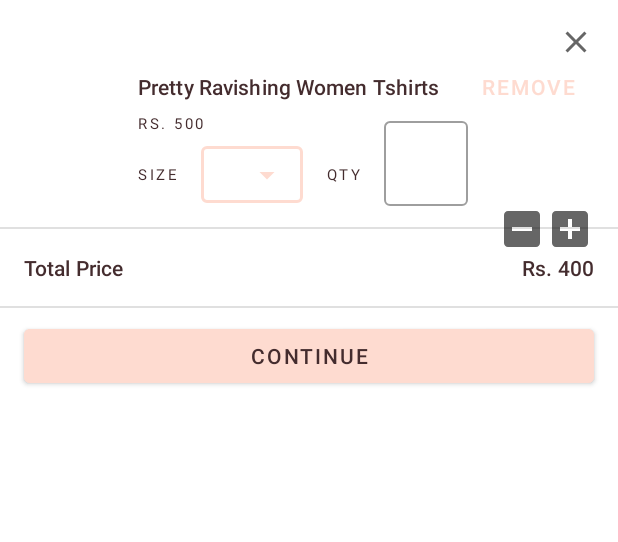
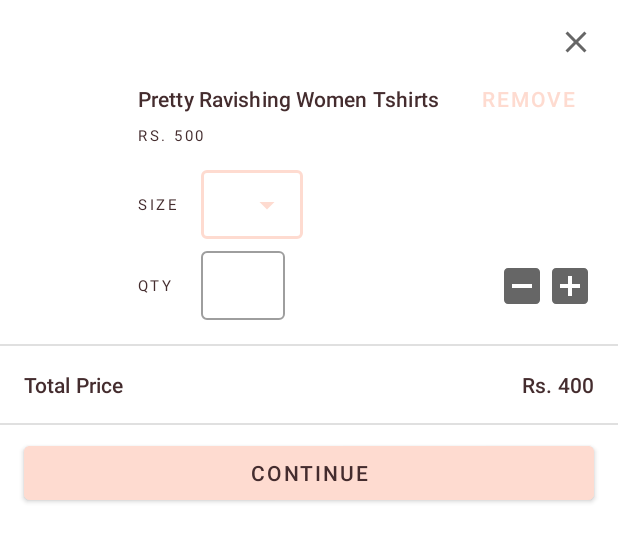
Before and after one commit to zaidyahya/NewApp, an Android app: the layout dialog_bottom_modify_product.xml on its own in the app's theme, with its tools: preview values and no code run, on a phone screen of 412 x 824 dp. Shown: the top 542 px of the screen. Run offline under Robolectric (Android 15) with nearby library versions, the phone set to English and light mode, and no system bars.

Commit message:
Modify Dialogs fixed. [2]

```diff
--- a/app/src/main/res/layout/dialog_bottom_modify_product.xml
+++ b/app/src/main/res/layout/dialog_bottom_modify_product.xml
@@ -1,7 +1,6 @@
 <?xml version="1.0" encoding="utf-8"?>
 <androidx.constraintlayout.widget.ConstraintLayout xmlns:android="http://schemas.android.com/apk/res/android"
     xmlns:app="http://schemas.android.com/apk/res-auto"
-    xmlns:tools="http://schemas.android.com/tools"
     android:layout_width="match_parent"
     android:layout_height="wrap_content">
 
@@ -38,7 +37,7 @@
     <View
         android:id="@+id/dbmp_margin_horizontal_0"
         android:layout_width="0dp"
-        android:layout_height="@dimen/margin_small"
+        android:layout_height="@dimen/margin_medium"
         app:layout_constraintEnd_toEndOf="@id/guideline_right"
         app:layout_constraintStart_toStartOf="@id/guideline_left"
         app:layout_constraintTop_toBottomOf="@id/button_close"
@@ -68,118 +67,109 @@
         android:id="@+id/button_remove"
         android:layout_width="wrap_content"
         android:layout_height="wrap_content"
-        app:layout_constraintTop_toBottomOf="@id/dbmp_margin_horizontal_0"
+        app:layout_constraintTop_toTopOf="@id/text_view_name"
         app:layout_constraintEnd_toEndOf="@id/guideline_right"
         app:layout_constraintStart_toEndOf="@id/text_view_name"
-        app:layout_constraintBottom_toTopOf="@id/dbmp_margin_horizontal_1"
+        app:layout_constraintBottom_toBottomOf="@id/text_view_name"
         style="?attr/borderlessButtonStyle"
         android:minHeight="0dp"
         android:text="Remove" />
+
+    <TextView
+        android:id="@+id/text_view_price"
+        android:layout_width="wrap_content"
+        android:layout_height="wrap_content"
+        app:layout_constraintTop_toBottomOf="@id/text_view_name"
+        app:layout_constraintStart_toEndOf="@id/image_view_product"
+        android:paddingTop="@dimen/margin_small"
+        android:paddingStart="@dimen/margin_medium"
+        android:paddingBottom="@dimen/margin_medium"
+        android:text="Rs. 500"
+        android:textAppearance="?attr/textAppearanceOverline" />
+
+    <TextView
+        android:id="@+id/text_view_size"
+        android:layout_width="wrap_content"
+        android:layout_height="wrap_content"
+        app:layout_constraintTop_toBottomOf="@id/text_view_price"
+        app:layout_constraintStart_toEndOf="@id/image_view_product"
+        android:paddingTop="@dimen/margin_medium"
+        android:paddingStart="@dimen/margin_medium"
+        android:paddingEnd="@dimen/margin_medium"
+        android:paddingBottom="@dimen/margin_medium"
+        android:text="Size"
+        android:textAppearance="?attr/textAppearanceOverline" />
+
+    <com.google.android.material.textfield.TextInputLayout
+        android:id="@+id/text_input_layout_size"
+        android:layout_width="wrap_content"
+        android:layout_height="0dp"
+        app:layout_constraintTop_toTopOf="@id/text_view_size"
+        app:layout_constraintStart_toEndOf="@id/text_view_size"
+        app:layout_constraintBottom_toBottomOf="@id/text_view_size"
+        style="@style/Widget.MaterialComponents.TextInputLayout.OutlinedBox.Dense.ExposedDropdownMenu"
+        app:hintEnabled="false" >
+
+        <AutoCompleteTextView
+            android:layout_width="match_parent"
+            android:layout_height="match_parent"
+            android:textAppearance="?attr/textAppearanceCaption"
+            android:inputType="none" />
+
+    </com.google.android.material.textfield.TextInputLayout>
 
     <View
         android:id="@+id/dbmp_margin_horizontal_1"
         android:layout_width="0dp"
         android:layout_height="@dimen/margin_small"
         app:layout_constraintEnd_toEndOf="@id/guideline_right"
-        app:layout_constraintStart_toEndOf="@id/image_view_product"
-        app:layout_constraintTop_toBottomOf="@id/text_view_name"
+        app:layout_constraintStart_toStartOf="@id/guideline_left"
+        app:layout_constraintTop_toBottomOf="@id/text_view_size"
         android:background="@color/transparent_divider" />
-
-    <TextView
-        android:id="@+id/text_view_price"
-        android:layout_width="wrap_content"
-        android:layout_height="wrap_content"
-        app:layout_constraintTop_toBottomOf="@id/dbmp_margin_horizontal_1"
-        app:layout_constraintStart_toEndOf="@id/image_view_product"
-        android:paddingStart="@dimen/margin_medium"
-        android:text="Rs. 500"
-        android:textAppearance="?attr/textAppearanceOverline" />
-
-    <View
-        android:id="@+id/dbmp_margin_horizontal_2"
-        android:layout_width="0dp"
-        android:layout_height="@dimen/margin_small"
-        app:layout_constraintEnd_toEndOf="@id/guideline_right"
-        app:layout_constraintStart_toEndOf="@id/image_view_product"
-        app:layout_constraintTop_toBottomOf="@id/text_view_price"
-        android:background="@color/transparent_divider" />
-
-    <TextView
-        android:id="@+id/text_view_size"
-        android:layout_width="wrap_content"
-        android:layout_height="wrap_content"
-        app:layout_constraintTop_toBottomOf="@id/dbmp_margin_horizontal_2"
-        app:layout_constraintStart_toEndOf="@id/image_view_product"
-        app:layout_constraintBottom_toBottomOf="@id/text_input_layout_size"
-        android:paddingStart="@dimen/margin_medium"
-        android:paddingEnd="@dimen/margin_medium"
-        android:text="Size"
-        android:textAppearance="?attr/textAppearanceOverline" />
-
-    <com.google.android.material.textfield.TextInputLayout
-        android:id="@+id/text_input_layout_size"
-        android:layout_width="wrap_content"
-        android:layout_height="wrap_content"
-        app:layout_constraintTop_toBottomOf="@id/dbmp_margin_horizontal_2"
-        app:layout_constraintStart_toEndOf="@id/text_view_size"
-        style="@style/Widget.MaterialComponents.TextInputLayout.OutlinedBox.Dense.ExposedDropdownMenu"
-        app:hintEnabled="false" >
-
-        <AutoCompleteTextView
-            android:layout_width="wrap_content"
-            android:textAppearance="?attr/textAppearanceCaption"
-            android:layout_height="38dp"
-            android:inputType="none"/>
-
-    </com.google.android.material.textfield.TextInputLayout>
 
     <TextView
         android:id="@+id/text_view_quantity"
         android:layout_width="wrap_content"
         android:layout_height="wrap_content"
-        app:layout_constraintTop_toBottomOf="@id/dbmp_margin_horizontal_2"
-        app:layout_constraintStart_toEndOf="@id/text_input_layout_size"
-        app:layout_constraintBottom_toBottomOf="@id/text_input_layout_size"
+        app:layout_constraintTop_toBottomOf="@id/dbmp_margin_horizontal_1"
+        app:layout_constraintStart_toEndOf="@id/image_view_product"
+        android:paddingTop="@dimen/margin_medium"
         android:paddingStart="@dimen/margin_medium"
         android:paddingEnd="@dimen/margin_medium"
+        android:paddingBottom="@dimen/margin_medium"
         android:text="Qty"
         android:textAppearance="?attr/textAppearanceOverline" />
 
     <com.google.android.material.textfield.TextInputLayout
         android:id="@+id/text_input_layout_quantity"
-        android:layout_width="wrap_content"
-        android:layout_height="wrap_content"
+        android:layout_width="0dp"
+        android:layout_height="0dp"
+        app:layout_constraintStart_toEndOf="@id/text_view_size"
         app:layout_constraintTop_toTopOf="@id/text_view_quantity"
-        app:layout_constraintStart_toEndOf="@id/text_view_quantity"
         app:layout_constraintBottom_toBottomOf="@id/text_view_quantity"
+        app:layout_constraintEnd_toStartOf="@id/button_subtract"
         style="@style/Widget.MaterialComponents.TextInputLayout.OutlinedBox"
-        app:errorEnabled="true">
+        app:hintEnabled="false" >
 
         <com.google.android.material.textfield.TextInputEditText
             android:id="@+id/text_input_layout_quantity_value"
             android:layout_width="wrap_content"
-            android:layout_height="wrap_content"
+            android:layout_height="match_parent"
             android:gravity="center"
             android:clickable="false"
             android:focusable="false"
+            android:textAppearance="?attr/textAppearanceCaption"
             android:inputType="number" />
 
     </com.google.android.material.textfield.TextInputLayout>
-
-<!--    <TextView-->
-<!--        android:layout_width="wrap_content"-->
-<!--        android:layout_height="wrap_content"-->
-<!--        app:layout_constraintStart_toEndOf="@id/text_view_quantity"-->
-<!--        app:layout_constraintBaseline_toBaselineOf="@id/text_view_quantity"-->
-<!--        android:text="3"-->
-<!--        android:textAppearance="?attr/textAppearanceOverline" />-->
 
     <ImageButton
         android:id="@+id/button_subtract"
         android:layout_width="wrap_content"
         android:layout_height="wrap_content"
         app:layout_constraintEnd_toStartOf="@id/button_add"
-        app:layout_constraintBottom_toTopOf="@id/text_view_total_price_value"
+        app:layout_constraintTop_toBottomOf="@id/dbmp_margin_horizontal_1"
+        app:layout_constraintBottom_toTopOf="@id/dbmp_margin_horizontal_2"
         android:background="?attr/selectableItemBackground"
         app:srcCompat="@drawable/ic_baseline_indeterminate_check_box_32" />
 
@@ -188,17 +178,18 @@
         android:layout_width="wrap_content"
         android:layout_height="wrap_content"
         app:layout_constraintEnd_toEndOf="@id/guideline_right"
-        app:layout_constraintBottom_toTopOf="@id/text_view_total_price_value"
+        app:layout_constraintTop_toBottomOf="@id/dbmp_margin_horizontal_1"
+        app:layout_constraintBottom_toTopOf="@id/dbmp_margin_horizontal_2"
         android:background="?attr/selectableItemBackground"
         app:srcCompat="@drawable/ic_baseline_add_box_32" />
 
     <View
-        android:id="@+id/dbmp_margin_horizontal_3"
+        android:id="@+id/dbmp_margin_horizontal_2"
         android:layout_width="0dp"
         android:layout_height="@dimen/margin_medium"
         app:layout_constraintEnd_toEndOf="@id/guideline_right"
         app:layout_constraintStart_toStartOf="@id/guideline_left"
-        app:layout_constraintTop_toBottomOf="@id/text_input_layout_size"
+        app:layout_constraintTop_toBottomOf="@id/text_input_layout_quantity"
         android:background="@color/transparent_divider" />
 
     <View
@@ -207,11 +198,11 @@
         android:layout_height="1dp"
         app:layout_constraintStart_toStartOf="parent"
         app:layout_constraintEnd_toEndOf="parent"
-        app:layout_constraintTop_toBottomOf="@id/dbmp_margin_horizontal_3"
+        app:layout_constraintTop_toBottomOf="@id/dbmp_margin_horizontal_2"
         android:background="?attr/dividerHorizontal" />
 
     <View
-        android:id="@+id/dbmp_margin_horizontal_4"
+        android:id="@+id/dbmp_margin_horizontal_3"
         android:layout_width="0dp"
         android:layout_height="@dimen/margin_medium"
         app:layout_constraintEnd_toEndOf="@id/guideline_right"
@@ -223,7 +214,7 @@
         android:id="@+id/text_view_total_price"
         android:layout_width="wrap_content"
         android:layout_height="wrap_content"
-        app:layout_constraintTop_toBottomOf="@id/dbmp_margin_horizontal_4"
+        app:layout_constraintTop_toBottomOf="@id/dbmp_margin_horizontal_3"
         app:layout_constraintStart_toStartOf="@id/guideline_left"
         android:text="Total Price"
         android:textAppearance="?attr/textAppearanceSubtitle2" />
@@ -232,13 +223,13 @@
         android:id="@+id/text_view_total_price_value"
         android:layout_width="wrap_content"
         android:layout_height="wrap_content"
-        app:layout_constraintTop_toBottomOf="@id/dbmp_margin_horizontal_4"
+        app:layout_constraintTop_toBottomOf="@id/dbmp_margin_horizontal_3"
         app:layout_constraintEnd_toEndOf="@id/guideline_right"
         android:text="Rs. 400"
         android:textAppearance="?attr/textAppearanceSubtitle2" />
 
     <View
-        android:id="@+id/dbmp_margin_horizontal_5"
+        android:id="@+id/dbmp_margin_horizontal_4"
         android:layout_width="0dp"
         android:layout_height="@dimen/margin_medium"
         app:layout_constraintEnd_toEndOf="@id/guideline_right"
@@ -252,7 +243,7 @@
         android:layout_height="1dp"
         app:layout_constraintStart_toStartOf="parent"
         app:layout_constraintEnd_toEndOf="parent"
-        app:layout_constraintTop_toBottomOf="@id/dbmp_margin_horizontal_5"
+        app:layout_constraintTop_toBottomOf="@id/dbmp_margin_horizontal_4"
         android:background="?attr/dividerHorizontal" />
 
     <Button
```
